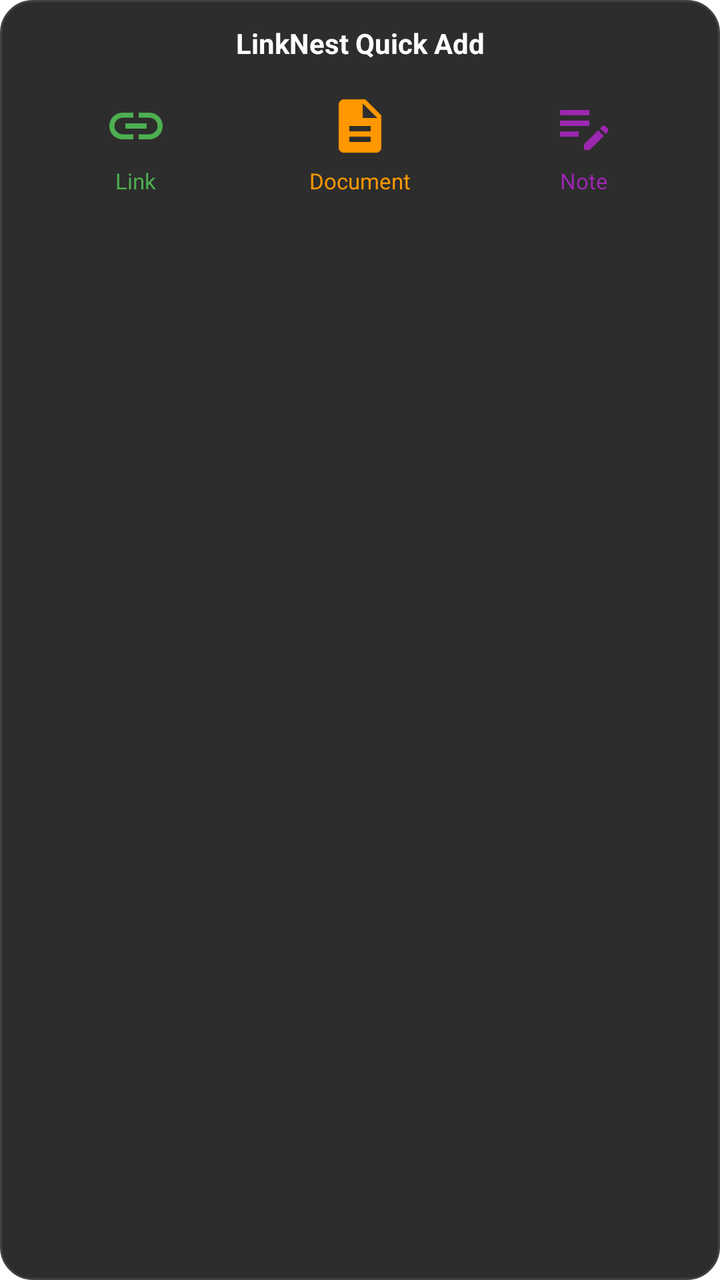
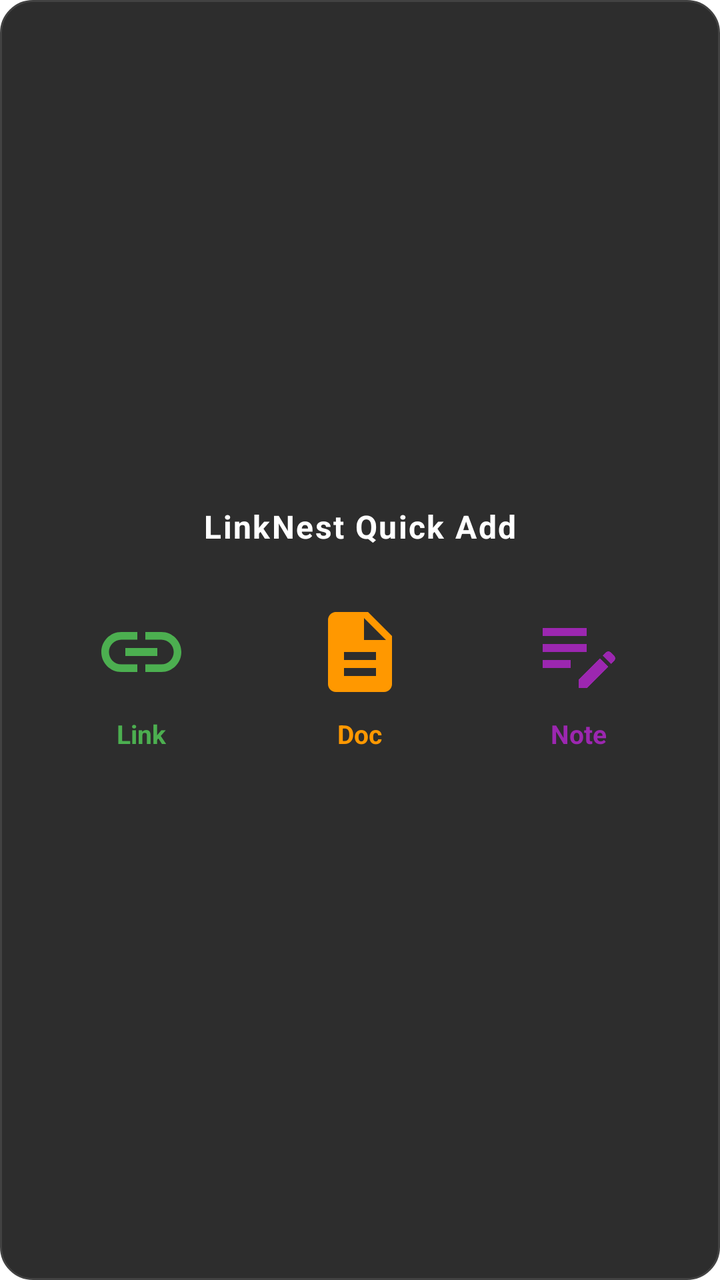

Before-and-after screenshots of an Android layout around one commit, followed by the original layout XML and the change that was made.
<!-- AndroidManifest.xml: fallback theme Theme.MaterialComponents.DayNight.NoActionBar -->
<!-- res/layout/quick_add_widget.xml -->
<?xml version="1.0" encoding="utf-8"?>
<LinearLayout xmlns:android="http://schemas.android.com/apk/res/android"
    android:layout_width="match_parent"
    android:layout_height="match_parent"
    android:background="@drawable/widget_background"
    android:orientation="vertical"
    android:padding="12dp">

    
    <TextView
        android:layout_width="match_parent"
        android:layout_height="wrap_content"
        android:text="LinkNest Quick Add"
        android:textSize="14sp"
        android:textStyle="bold"
        android:textColor="#FFFFFF"
        android:gravity="center"
        android:paddingBottom="8dp" />

    
    <LinearLayout
        android:layout_width="match_parent"
        android:layout_height="wrap_content"
        android:orientation="horizontal"
        android:gravity="center">

        
        <LinearLayout
            android:id="@+id/add_link_button"
            android:layout_width="0dp"
            android:layout_height="wrap_content"
            android:layout_weight="1"
            android:orientation="vertical"
            android:gravity="center"
            android:padding="8dp">
            
            <ImageView
                android:layout_width="32dp"
                android:layout_height="32dp"
                android:src="@drawable/ic_link"
                android:contentDescription="Add Link" />
            
            <TextView
                android:layout_width="wrap_content"
                android:layout_height="wrap_content"
                android:text="Link"
                android:textSize="11sp"
                android:textColor="#4CAF50"
                android:paddingTop="4dp" />
        </LinearLayout>

        
        <LinearLayout
            android:id="@+id/add_document_button"
            android:layout_width="0dp"
            android:layout_height="wrap_content"
            android:layout_weight="1"
            android:orientation="vertical"
            android:gravity="center"
            android:padding="8dp">
            
            <ImageView
                android:layout_width="32dp"
                android:layout_height="32dp"
                android:src="@drawable/ic_document"
                android:contentDescription="Add Document" />
            
            <TextView
                android:layout_width="wrap_content"
                android:layout_height="wrap_content"
                android:text="Document"
                android:textSize="11sp"
                android:textColor="#FF9800"
                android:paddingTop="4dp" />
        </LinearLayout>

        
        <LinearLayout
            android:id="@+id/add_note_button"
            android:layout_width="0dp"
            android:layout_height="wrap_content"
            android:layout_weight="1"
            android:orientation="vertical"
            android:gravity="center"
            android:padding="8dp">
            
            <ImageView
                android:layout_width="32dp"
                android:layout_height="32dp"
                android:src="@drawable/ic_note"
                android:contentDescription="Add Note" />
            
            <TextView
                android:layout_width="wrap_content"
                android:layout_height="wrap_content"
                android:text="Note"
                android:textSize="11sp"
                android:textColor="#9C27B0"
                android:paddingTop="4dp" />
        </LinearLayout>
    </LinearLayout>
</LinearLayout>
<!-- resources referenced by this layout -->
<resources>
  <!-- drawable ic_document (drawable) -->
  <vector xmlns:android="http://schemas.android.com/apk/res/android"
      android:width="24dp"
      android:height="24dp"
      android:viewportWidth="24"
      android:viewportHeight="24"
      android:tint="#FF9800">
      <path
          android:fillColor="#FF000000"
          android:pathData="M14,2L6,2c-1.1,0 -1.99,0.9 -1.99,2L4,20c0,1.1 0.89,2 1.99,2L18,22c1.1,0 2,-0.9 2,-2L20,8l-6,-6zM16,18L8,18v-2h8v2zM16,14L8,14v-2h8v2zM13,9L13,3.5L18.5,9L13,9z"/>
  </vector>
  <!-- drawable ic_link (drawable) -->
  <vector xmlns:android="http://schemas.android.com/apk/res/android"
      android:width="24dp"
      android:height="24dp"
      android:viewportWidth="24"
      android:viewportHeight="24"
      android:tint="#4CAF50">
      <path
          android:fillColor="#FF000000"
          android:pathData="M3.9,12c0,-1.71 1.39,-3.1 3.1,-3.1h4L11,7L7,7c-2.76,0 -5,2.24 -5,5s2.24,5 5,5h4v-1.9L7,15.1c-1.71,0 -3.1,-1.39 -3.1,-3.1zM8,13h8v-2L8,11v2zM17,7h-4v1.9h4c1.71,0 3.1,1.39 3.1,3.1s-1.39,3.1 -3.1,3.1h-4L13,17h4c2.76,0 5,-2.24 5,-5s-2.24,-5 -5,-5z"/>
  </vector>
  <!-- drawable ic_note (drawable) -->
  <vector xmlns:android="http://schemas.android.com/apk/res/android"
      android:width="24dp"
      android:height="24dp"
      android:viewportWidth="24"
      android:viewportHeight="24"
      android:tint="#9C27B0">
      <path
          android:fillColor="#FF000000"
          android:pathData="M3,10h11v2L3,12zM3,8h11L14,6L3,6zM3,16h7v-2L3,14zM18.01,12.87l0.71,-0.71c0.39,-0.39 1.02,-0.39 1.41,0l0.71,0.71c0.39,0.39 0.39,1.02 0,1.41l-0.71,0.71L18.01,12.87zM17.3,13.58l-5.3,5.3L12,21h2.12l5.3,-5.3L17.3,13.58z"/>
  </vector>
  <!-- drawable widget_background (drawable) -->
  <?xml version="1.0" encoding="utf-8"?>
  <shape xmlns:android="http://schemas.android.com/apk/res/android"
      android:shape="rectangle">
      <solid android:color="#2D2D2D" />
      <corners android:radius="16dp" />
      <stroke
          android:width="1dp"
          android:color="#424242" />
  </shape>
</resources>

<!-- the commit's change to res/layout/quick_add_widget.xml (unified diff, before → after) -->
@@ -4,25 +4,28 @@
     android:layout_height="match_parent"
     android:background="@drawable/widget_background"
     android:orientation="vertical"
-    android:padding="12dp">
+    android:padding="16dp"
+    android:gravity="center">
 
     
     <TextView
         android:layout_width="match_parent"
         android:layout_height="wrap_content"
         android:text="LinkNest Quick Add"
-        android:textSize="14sp"
+        android:textSize="16sp"
         android:textStyle="bold"
         android:textColor="#FFFFFF"
         android:gravity="center"
-        android:paddingBottom="8dp" />
+        android:paddingBottom="16dp"
+        android:letterSpacing="0.05" />
 
     
     <LinearLayout
         android:layout_width="match_parent"
         android:layout_height="wrap_content"
         android:orientation="horizontal"
-        android:gravity="center">
+        android:gravity="center"
+        android:weightSum="3">
 
         
         <LinearLayout
@@ -32,11 +35,11 @@
             android:layout_weight="1"
             android:orientation="vertical"
             android:gravity="center"
-            android:padding="8dp">
+            android:padding="12dp">
             
             <ImageView
-                android:layout_width="32dp"
-                android:layout_height="32dp"
+                android:layout_width="48dp"
+                android:layout_height="48dp"
                 android:src="@drawable/ic_link"
                 android:contentDescription="Add Link" />
             
@@ -44,9 +47,10 @@
                 android:layout_width="wrap_content"
                 android:layout_height="wrap_content"
                 android:text="Link"
-                android:textSize="11sp"
+                android:textSize="13sp"
+                android:textStyle="bold"
                 android:textColor="#4CAF50"
-                android:paddingTop="4dp" />
+                android:paddingTop="8dp" />
         </LinearLayout>
 
         
@@ -57,21 +61,22 @@
             android:layout_weight="1"
             android:orientation="vertical"
             android:gravity="center"
-            android:padding="8dp">
+            android:padding="12dp">
             
             <ImageView
-                android:layout_width="32dp"
-                android:layout_height="32dp"
+                android:layout_width="48dp"
+                android:layout_height="48dp"
                 android:src="@drawable/ic_document"
                 android:contentDescription="Add Document" />
             
             <TextView
                 android:layout_width="wrap_content"
                 android:layout_height="wrap_content"
-                android:text="Document"
-                android:textSize="11sp"
+                android:text="Doc"
+                android:textSize="13sp"
+                android:textStyle="bold"
                 android:textColor="#FF9800"
-                android:paddingTop="4dp" />
+                android:paddingTop="8dp" />
         </LinearLayout>
 
         
@@ -82,11 +87,11 @@
             android:layout_weight="1"
             android:orientation="vertical"
             android:gravity="center"
-            android:padding="8dp">
+            android:padding="12dp">
             
             <ImageView
-                android:layout_width="32dp"
-                android:layout_height="32dp"
+                android:layout_width="48dp"
+                android:layout_height="48dp"
                 android:src="@drawable/ic_note"
                 android:contentDescription="Add Note" />
             
@@ -94,9 +99,10 @@
                 android:layout_width="wrap_content"
                 android:layout_height="wrap_content"
                 android:text="Note"
-                android:textSize="11sp"
+                android:textSize="13sp"
+                android:textStyle="bold"
                 android:textColor="#9C27B0"
-                android:paddingTop="4dp" />
+                android:paddingTop="8dp" />
         </LinearLayout>
     </LinearLayout>
 </LinearLayout>
